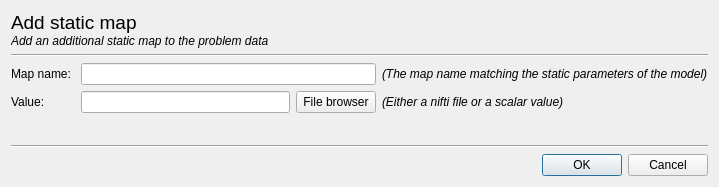
Above: mdt/data/qt_designs/model_fit/optimization_extra_data_add_static_map_dialog.ui from robbert-harms/MDT before the change. Below: the same form after it.
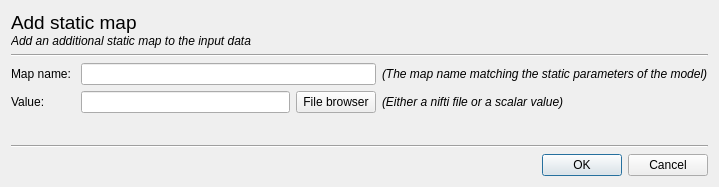
That is the form after the change.

Commit message: Renamed 'problem_data' to 'input_data', 'DMRIProblemData' to 'InputDataDMRI' and all other possible renamings. This also deprecates the function  since it has been renamed to .

Patch:
```diff
--- a/mdt/data/qt_designs/model_fit/optimization_extra_data_add_static_map_dialog.ui
+++ b/mdt/data/qt_designs/model_fit/optimization_extra_data_add_static_map_dialog.ui
@@ -39,7 +39,7 @@
         </font>
        </property>
        <property name="text">
-        <string>Add an additional static map to the problem data</string>
+        <string>Add an additional static map to the input data</string>
        </property>
       </widget>
      </item>
```
The commit also changes 29 other files.
